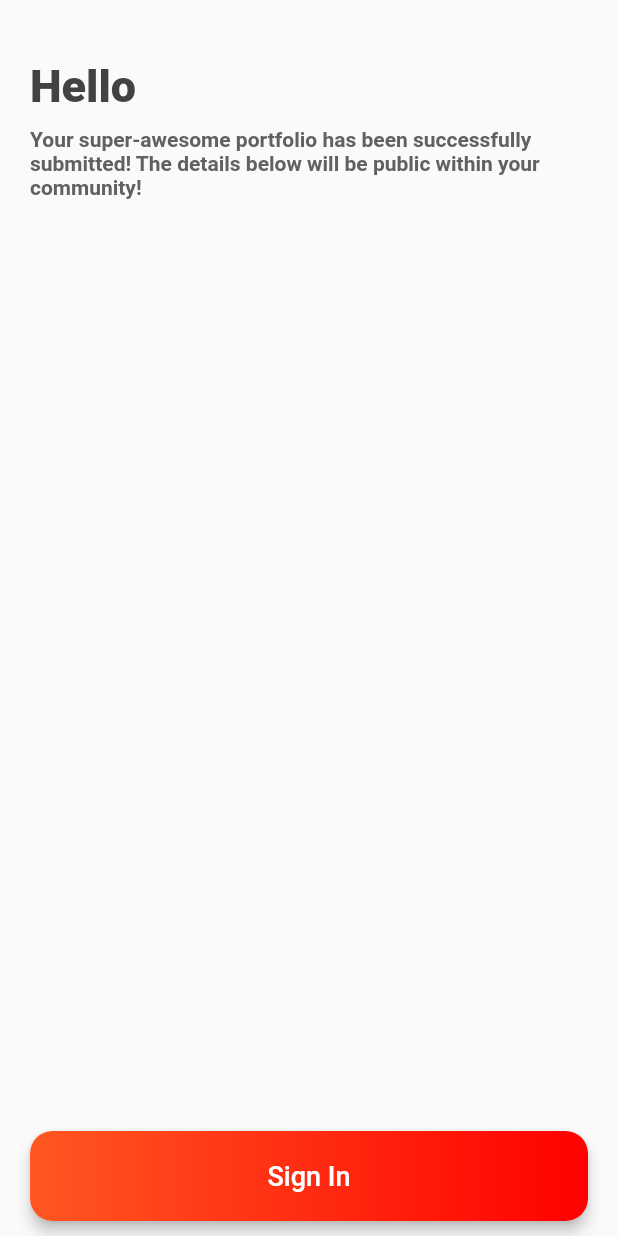
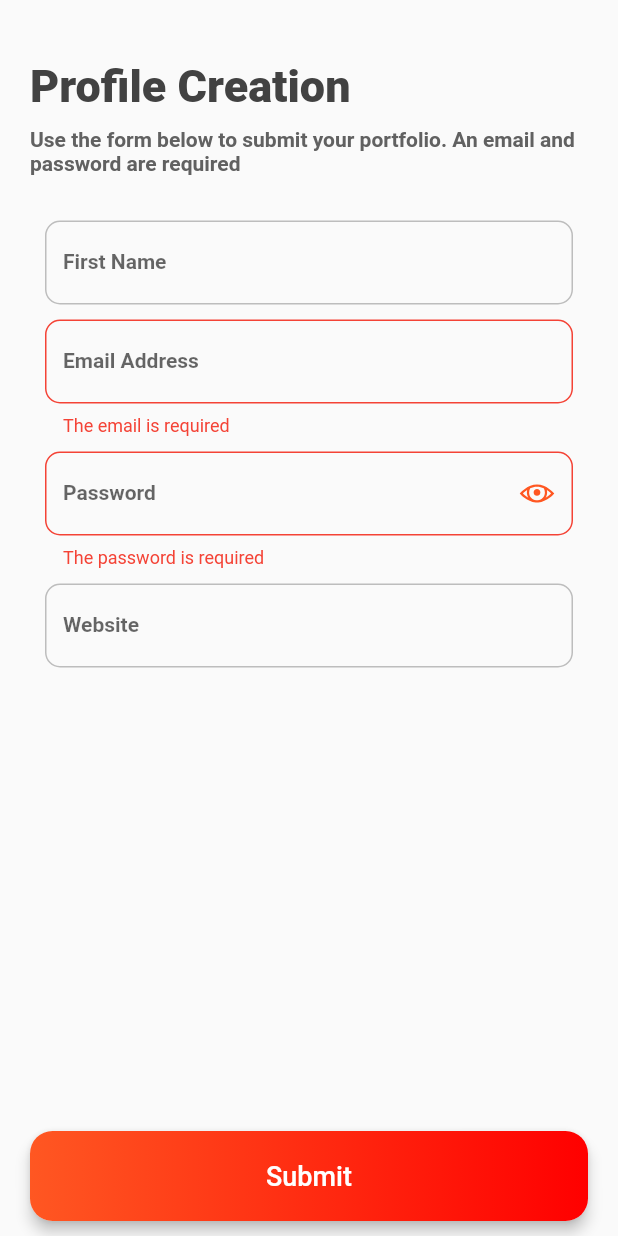
Before and after one commit to DizzyMelo/FlipgridMobile, a Flutter app: the screen it shows after launch, after a tap on "Submit", on a phone screen of 412 x 824 dp. Run offline on Flutter 3.47's test engine with Material 2 defaults, Android fonts, the phone set to English and light mode, and no system bars; our stand-ins replace flutter_mobx, line_icons, mobx, page_transition, validators; accounts and stored records are empty; generated files the repository leaves out were written again.

Commit message:
observables added to the view

```diff
--- a/lib/views/signup/components/signup_form_component.dart
+++ b/lib/views/signup/components/signup_form_component.dart
@@ -1,23 +1,34 @@
+import 'package:flipgrid_mobile/controllers/auth_controller.dart';
+import 'package:flipgrid_mobile/core/utils/form_validator.dart';
 import 'package:flutter/material.dart';
+import 'package:flutter_mobx/flutter_mobx.dart';
 
 import '../../../core/components/custom_textfield_component.dart';
 
 class SignupFormComponent extends StatelessWidget {
-  SignupFormComponent({Key? key}) : super(key: key);
+  final TextEditingController firstNameController;
+  final TextEditingController emailController;
+  final TextEditingController passwordController;
+  final TextEditingController websiteController;
+  final AuthController controller;
 
-  final firstNameController = TextEditingController();
-  final emailController = TextEditingController();
-  final passwordController = TextEditingController();
-  final websiteController = TextEditingController();
-
-  final _formKey = GlobalKey<FormState>();
+  final GlobalKey formKey;
+  const SignupFormComponent(
+      {Key? key,
+      required this.formKey,
+      required this.firstNameController,
+      required this.emailController,
+      required this.passwordController,
+      required this.websiteController,
+      required this.controller})
+      : super(key: key);
 
   @override
   Widget build(BuildContext context) {
     return Container(
       padding: const EdgeInsets.symmetric(horizontal: 10),
       child: Form(
-        key: _formKey,
+        key: formKey,
         child: Column(
           children: [
             CustomTextfieldComponent(
@@ -29,15 +40,27 @@ class SignupFormComponent extends StatelessWidget {
               label: "Email Address",
               controller: emailController,
               inputType: TextInputType.emailAddress,
+              validator: (String? value) =>
+                  FormValidator.validateEmailAddress(value),
             ),
-            CustomTextfieldComponent(
-              label: "Password",
-              controller: passwordController,
+            Observer(
+              builder: (_) => CustomTextfieldComponent(
+                label: "Password",
+                controller: passwordController,
+                validator: (String? value) =>
+                    FormValidator.validatePassword(value),
+                isSecuredField: true,
+                isObscure: controller.isPasswordObscure,
+                toggleSecuredFied: controller.togglePasswordObscure,
+              ),
             ),
             CustomTextfieldComponent(
               label: "Website",
               controller: websiteController,
               inputType: TextInputType.url,
+              inputAction: TextInputAction.done,
+              validator: (String? value) =>
+                  FormValidator.validateWebsite(value),
             ),
           ],
         ),
--- a/lib/views/signup/signup_view.dart
+++ b/lib/views/signup/signup_view.dart
@@ -1,7 +1,10 @@
+import 'package:flipgrid_mobile/controllers/auth_controller.dart';
 import 'package:flipgrid_mobile/core/components/button_component.dart';
 import 'package:flipgrid_mobile/core/components/header_component.dart';
 import 'package:flipgrid_mobile/core/components/scaffold_component.dart';
+import 'package:flipgrid_mobile/core/domain/entities/user_signup_entity.dart';
 import 'package:flutter/material.dart';
+import 'package:flutter_mobx/flutter_mobx.dart';
 
 import 'components/signup_form_component.dart';
 
@@ -13,6 +16,14 @@ class SignupView extends StatefulWidget {
 }
 
 class _SignupViewState extends State<SignupView> {
+  final _formKey = GlobalKey<FormState>();
+  final firstNameController = TextEditingController();
+  final emailController = TextEditingController();
+  final passwordController = TextEditingController();
+  final websiteController = TextEditingController();
+
+  final controller = AuthController();
+
   @override
   Widget build(BuildContext context) {
     return ScaffoldComponent(
@@ -26,15 +37,30 @@ class _SignupViewState extends State<SignupView> {
                 subtitle:
                     'Use the form below to submit your portfolio. An email and password are required',
               ),
-              SignupFormComponent(),
+              SignupFormComponent(
+                formKey: _formKey,
+                controller: controller,
+                firstNameController: firstNameController,
+                emailController: emailController,
+                passwordController: passwordController,
+                websiteController: websiteController,
+              ),
             ],
           ),
-          ButtonComponent(
-            title: "Submit",
-            onTap: () => Navigator.pushNamedAndRemoveUntil(
-              context,
-              '/confirmation',
-              (route) => false,
+          Observer(
+            builder: (_) => ButtonComponent(
+              isLoading: controller.isLoading,
+              title: "Submit",
+              onTap: () {
+                if (_formKey.currentState!.validate()) {
+                  UserSignUpEntity signUpEntity = UserSignUpEntity();
+                  signUpEntity.setFirstName = firstNameController.text;
+                  signUpEntity.setEmail = emailController.text;
+                  signUpEntity.setPassword = passwordController.text;
+                  signUpEntity.setWebsite = websiteController.text;
+                  controller.signup(context, signUpEntity);
+                }
+              },
             ),
           )
         ],
```
